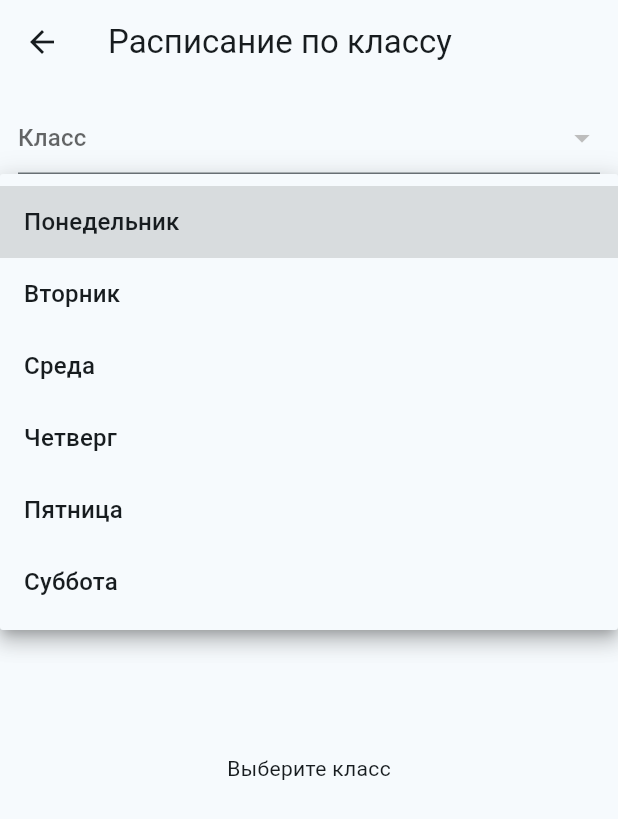
After one commit to Sovetzhan/smart_sabaq, a Flutter app: the ScheduleByClassScreen screen opened directly, after a tap on "Понедельник", on a phone screen of 412 x 824 dp. The commit adds this screen. Shown: the top 819 px of the screen. Run offline on Flutter 3.47's test engine with Material 3 defaults, Android fonts, the phone set to English and light mode, and no system bars; our stand-ins replace cloud_firestore, firebase_auth, firebase_core; accounts and stored records are empty.

Commit message:
Add klasses

```diff
--- a/lib/models/lesson_plan_model.dart
+++ b/lib/models/lesson_plan_model.dart
@@ -9,6 +9,7 @@ class LessonPlan {
   final String fileUrl;
   final String? note;
   final DateTime? createdAt;
+
 
 
   LessonPlan({
--- a/lib/models/schedule_item_model.dart
+++ b/lib/models/schedule_item_model.dart
@@ -39,4 +39,25 @@ class ScheduleItem {
       teacherId: map['teacherId'],
     );
   }
+  ScheduleItem copyWith({
+    String? id,
+    String? schoolId,
+    int? dayOfWeek,
+    String? classId,
+    String? timeSlotId,
+    String? subjectId,
+    String? teacherId,
+  }) {
+    return ScheduleItem(
+      id: id ?? this.id,
+      schoolId: schoolId ?? this.schoolId,
+      dayOfWeek: dayOfWeek ?? this.dayOfWeek,
+      classId: classId ?? this.classId,
+      timeSlotId: timeSlotId ?? this.timeSlotId,
+      subjectId: subjectId ?? this.subjectId,
+      teacherId: teacherId ?? this.teacherId,
+    );
+  }
+
+
 }
--- /dev/null
+++ b/lib/screens/schedule/schedule_by_class_screen.dart
@@ -0,0 +1,188 @@
+import 'dart:async';
+
+import 'package:flutter/material.dart';
+
+import '../../core/current_user.dart';
+import '../../models/class_model.dart';
+import '../../models/schedule_item_model.dart';
+import '../../models/time_slot_model.dart';
+import '../../services/class_service.dart';
+import '../../services/schedule_service.dart';
+import '../../services/time_slot_service.dart';
+import 'edit_schedule_item_screen.dart';
+
+class ScheduleByClassScreen extends StatefulWidget {
+  const ScheduleByClassScreen({super.key});
+
+  @override
+  State<ScheduleByClassScreen> createState() => _ScheduleByClassScreenState();
+}
+
+class _ScheduleByClassScreenState extends State<ScheduleByClassScreen> {
+  final _classService = ClassService();
+  final _scheduleService = ScheduleService();
+  final _timeSlotService = TimeSlotService();
+
+  SchoolClass? selectedClass;
+  int selectedDay = 1;
+
+  List<SchoolClass> classes = [];
+  List<TimeSlot> timeSlots = [];
+  List<ScheduleItem> scheduleItems = [];
+
+  bool loading = true;
+
+  late StreamSubscription _classSub;
+
+  @override
+  void initState() {
+    super.initState();
+    _init();
+  }
+
+  @override
+  void dispose() {
+    _classSub.cancel();
+    super.dispose();
+  }
+
+  Future<void> _init() async {
+    final user = CurrentUser.require;
+
+    timeSlots = await _timeSlotService.getAll(user.schoolId);
+    timeSlots.sort((a, b) => a.order.compareTo(b.order));
+
+    _classSub =
+        _classService.watchClasses(user.schoolId).listen((data) {
+          setState(() {
+            classes = data;
+            loading = false;
+          });
+        });
+  }
+
+  Future<void> _loadSchedule() async {
+    if (selectedClass == null) return;
+
+    final user = CurrentUser.require;
+
+    scheduleItems = await _scheduleService.getByClass(
+      user: user,
+      classId: selectedClass!.id,
+      dayOfWeek: selectedDay,
+    );
+
+    setState(() {});
+  }
+
+  ScheduleItem? _itemForSlot(TimeSlot slot) {
+    for (final item in scheduleItems) {
+      if (item.timeSlotId == slot.id) {
+        return item;
+      }
+    }
+    return null;
+  }
+
+  @override
+  Widget build(BuildContext context) {
+    if (loading) {
+      return const Scaffold(
+        body: Center(child: CircularProgressIndicator()),
+      );
+    }
+
+    return Scaffold(
+      appBar: AppBar(title: const Text('Расписание по классу')),
+      body: Column(
+        children: [
+          _selectors(),
+          const Divider(),
+          Expanded(child: _table()),
+        ],
+      ),
+    );
+  }
+
+  Widget _selectors() {
+    return Padding(
+      padding: const EdgeInsets.all(12),
+      child: Column(
+        children: [
+          DropdownButtonFormField<SchoolClass>(
+            hint: const Text('Класс'),
+            value: selectedClass,
+            items: classes
+                .map(
+                  (c) => DropdownMenuItem(
+                value: c,
+                child: Text(c.name),
+              ),
+            )
+                .toList(),
+            onChanged: (v) {
+              setState(() => selectedClass = v);
+              _loadSchedule();
+            },
+          ),
+          const SizedBox(height: 8),
+          DropdownButtonFormField<int>(
+            value: selectedDay,
+            items: const [
+              DropdownMenuItem(value: 1, child: Text('Понедельник')),
+              DropdownMenuItem(value: 2, child: Text('Вторник')),
+              DropdownMenuItem(value: 3, child: Text('Среда')),
+              DropdownMenuItem(value: 4, child: Text('Четверг')),
+              DropdownMenuItem(value: 5, child: Text('Пятница')),
+              DropdownMenuItem(value: 6, child: Text('Суббота')),
+            ],
+            onChanged: (v) {
+              if (v == null) return;
+              setState(() => selectedDay = v);
+              _loadSchedule();
+            },
+          ),
+        ],
+      ),
+    );
+  }
+
+  Widget _table() {
+    if (selectedClass == null) {
+      return const Center(child: Text('Выберите класс'));
+    }
+
+    return ListView.builder(
+      itemCount: timeSlots.length,
+      itemBuilder: (context, index) {
+        final slot = timeSlots[index];
+        final item = _itemForSlot(slot);
+
+        return ListTile(
+          title: Text('${slot.startTime} – ${slot.endTime}'),
+          subtitle: item == null
+              ? const Text('— нет урока')
+              : Text(
+            'subjectId: ${item.subjectId}\nteacherId: ${item.teacherId}',
+          ),
+          trailing: const Icon(Icons.edit),
+          onTap: () async {
+            await Navigator.push(
+              context,
+              MaterialPageRoute(
+                builder: (_) => EditScheduleItemScreen(
+                  classId: selectedClass!.id,
+                  timeSlotId: slot.id,
+                  dayOfWeek: selectedDay,
+                  existing: item,
+                ),
+              ),
+            );
+
+            _loadSchedule();
+          },
+        );
+      },
+    );
+  }
+}
--- a/lib/screens/teachers/teachers_screen.dart
+++ b/lib/screens/teachers/teachers_screen.dart
@@ -6,6 +6,8 @@ import '../../core/user_role.dart';
 
 import '../../models/teacher.dart';
 import '../../services/teacher_service.dart';
+import '../classes/classes_screen.dart';
+import '../schedule/schedule_by_class_screen.dart';
 import 'add_teacher_screen.dart';
 
 class TeachersScreen extends StatelessWidget {
@@ -39,7 +41,7 @@ class TeachersScreen extends StatelessWidget {
           Navigator.push(
             context,
             MaterialPageRoute(
-              builder: (_) => AddTeacherScreen(),
+              builder: (_) =>  ClassesScreen(),
             ),
           );
         },
```
Also changed, not shown: lib/models/class_model.dart (+3 -13 lines), lib/screens/classes/add_class_screen.dart (added, +88 -0 lines), lib/screens/classes/classes_screen.dart (added, +62 -0 lines), lib/screens/schedule/edit_schedule_item_screen.dart (added, +116 -0 lines), lib/services/class_service.dart (+6 -3 lines), lib/services/schedule_service.dart (+8 -27 lines), 1 other file.
